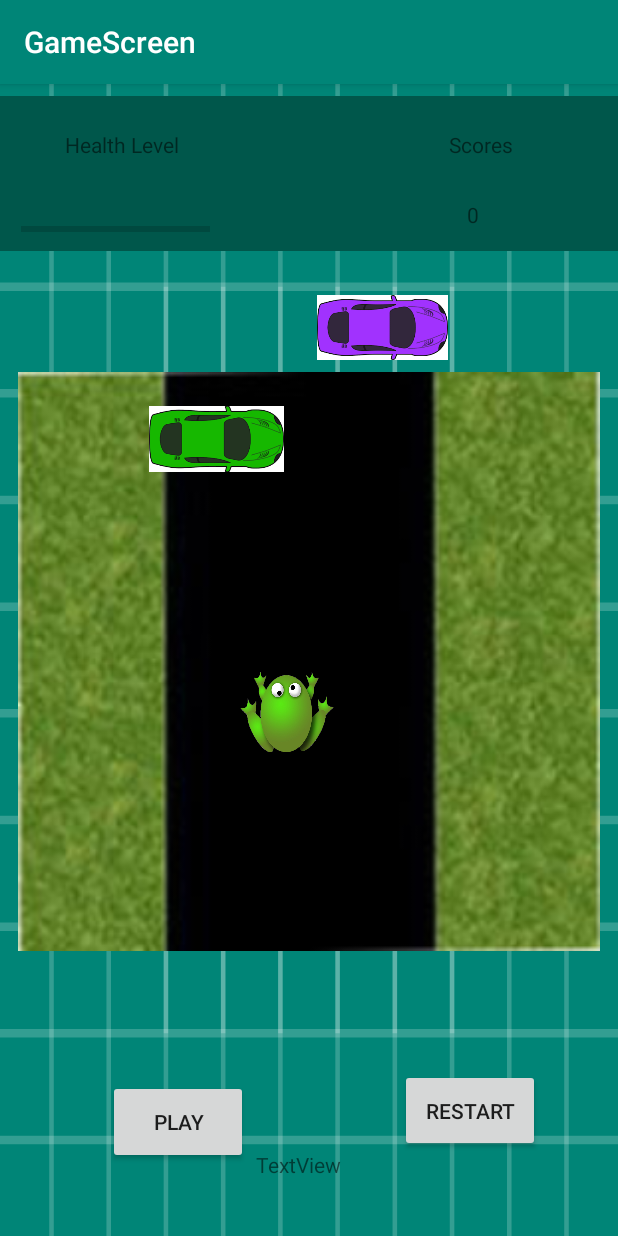
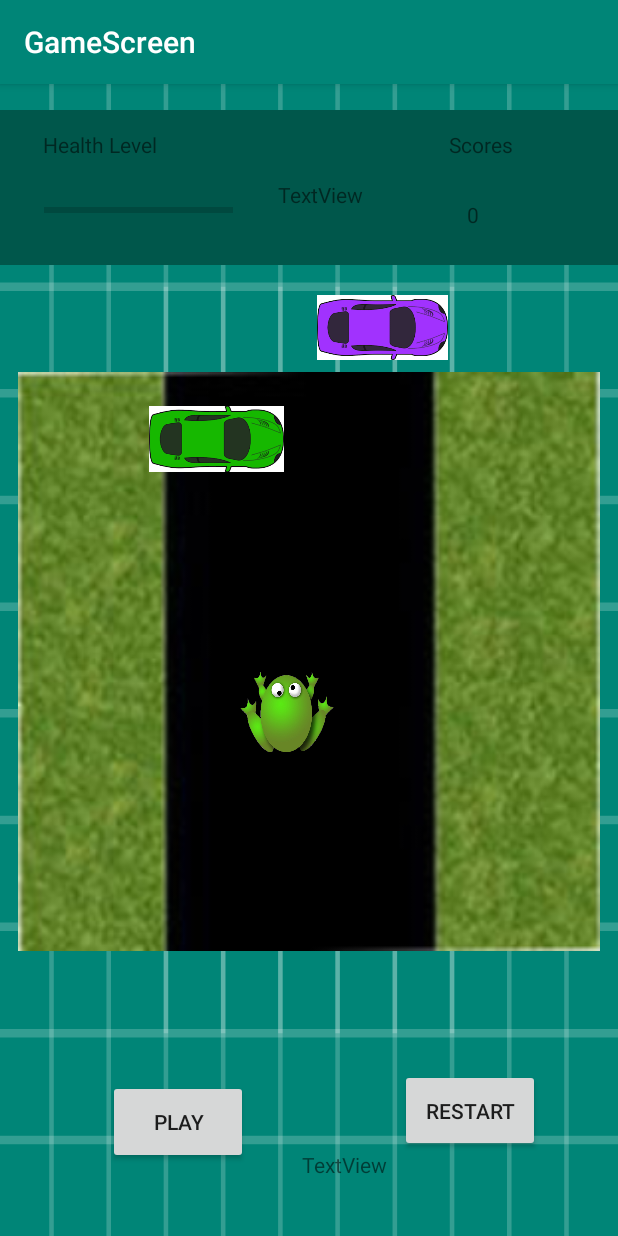
Before and after one commit to Nsabimana1/Frogar_Android_Game, an Android app: the screen it shows after launch (GameScreen), on a phone screen of 412 x 824 dp. Run offline under Robolectric (Android 15) with nearby library versions, the phone set to English and light mode, and no system bars.

Commit message:
implemented game state Updator

```diff
--- a/app/src/main/java/com/nsabimanainnocent1/frogar/GameScreen.java
+++ b/app/src/main/java/com/nsabimanainnocent1/frogar/GameScreen.java
@@ -1,7 +1,6 @@
 package com.nsabimanainnocent1.frogar;
 
 import android.os.Bundle;
-import android.support.annotation.Dimension;
 import android.support.v7.app.AppCompatActivity;
 import android.support.v7.widget.Toolbar;
 import android.view.View;
@@ -12,14 +11,16 @@ import android.widget.TextView;
 import com.nsabimanainnocent1.frogar.gameObjects.Car;
 import com.nsabimanainnocent1.frogar.gameObjects.Frog;
 import com.nsabimanainnocent1.frogar.movement.Game;
+import com.nsabimanainnocent1.frogar.movement.GameStateUpdater;
 
 public class GameScreen extends AppCompatActivity {
     public ImageView imageViewRoad, frogImage, carImage1, carImage2;
-    private TextView healthTitle, scoreTitle, scoreValueView;
+    private TextView healthTitleView, scoreTitleView, scoreValueView, gameLevelView;
     private Button playButton, restartButton;
     private Integer scoreValue = 0;
     private Float imageX = 0f, imageY = 0f;
     private Game game;
+    private GameStateUpdater gameStateUpdater;
 
     private TextView testingView;
 
@@ -63,8 +64,8 @@ public class GameScreen extends AppCompatActivity {
 
     private void setComponents(){
         imageViewRoad = findViewById(R.id.imageViewRoad);
-        healthTitle = findViewById(R.id.heathTitle);
-        scoreTitle = findViewById(R.id.scoreTitle);
+        healthTitleView = findViewById(R.id.heathTitle);
+        scoreTitleView = findViewById(R.id.scoreTitle);
         scoreValueView = findViewById(R.id.scoreValue);
         frogImage = findViewById(R.id.fromImage);
         playButton = findViewById(R.id.Play_Button);
@@ -73,17 +74,19 @@ public class GameScreen extends AppCompatActivity {
         carImage2 = findViewById(R.id.car2);
 
         testingView = findViewById(R.id.testing);
+        gameLevelView = findViewById(R.id.gameLevel);
     }
 
     private void initializeObjects(){
-        game = new Game();
+        gameStateUpdater = new GameStateUpdater(scoreValueView, healthTitleView, gameLevelView);
+        game = new Game(gameStateUpdater);
         game.setFrog(new Frog(frogImage.getX(), frogImage.getY(), frogImage));
         game.setFrogMovement(this);
         game.addCar(new Car(carImage1.getX(), carImage1.getY(), carImage1));
         game.addCar(new Car(carImage2.getX(), carImage2.getY(), carImage2));
-        game.setCarMovement(this);
+        game.setCarMovement();
         game.setRoadDimension(imageViewRoad.getHeight(), imageViewRoad.getWidth());
+        game.setCollisionDetector();
     }
 
-
 }
--- a/app/src/main/java/com/nsabimanainnocent1/frogar/movement/CarMovement.java
+++ b/app/src/main/java/com/nsabimanainnocent1/frogar/movement/CarMovement.java
@@ -13,19 +13,22 @@ import java.util.Date;
 import java.util.Timer;
 import java.util.TimerTask;
 
-public class CarMovement extends TimerTask {
-    private long last = 0;
-    private long Frames_Per_Second = 5L;
-    private long Interval = 1000000000L / Frames_Per_Second;
+public class CarMovement extends TimerTask{
+//    private long last = 0;
+//    private long Frames_Per_Second = 5L;
+//    private long Interval = 1000000000L / Frames_Per_Second;
     private ArrayList<Car> allCars;
     private Timer timer = new Timer();
     private Date date = new Date();
     private boolean isMoving;
+    private long Time_Interval = 10;
+    private GameStateUpdater gameStateUpdater;
 
 
-    public CarMovement(ArrayList<Car> cars) {
+    public CarMovement(ArrayList<Car> cars, GameStateUpdater gameStateUpdater) {
         this.allCars = cars;
         this.isMoving = false;
+        this.gameStateUpdater = gameStateUpdater;
     }
 
     public void moveCars() {
@@ -44,7 +47,7 @@ public class CarMovement extends TimerTask {
         if(!this.isMoving) {
             this.isMoving = true;
             Timer t = new Timer();
-            t.scheduleAtFixedRate(activity, 0, 10);
+            t.scheduleAtFixedRate(activity, 0, this.Time_Interval);
         }
     }
 
--- a/app/src/main/java/com/nsabimanainnocent1/frogar/movement/CollisionDetector.java
+++ b/app/src/main/java/com/nsabimanainnocent1/frogar/movement/CollisionDetector.java
@@ -11,7 +11,7 @@ import java.util.ArrayList;
 public class CollisionDetector {
     private ArrayList<Car> allCars;
     private Frog frog;
-    private boolean isCollided;
+    private boolean isCollided = false;
     private Integer nCollisions;
     public static final int modifiedHitbox = 5;
 
@@ -49,11 +49,15 @@ public class CollisionDetector {
         return isOverlapping;
     }
 
-    public void checkForCollision(){
-
-
+    public boolean checkWhetherCollided(){
+        for(Car car: allCars) {
+            if (isCarAndFrogOverlap(car, frog)) {
+                isCollided = true;
+                break;
+            }else{
+                isCollided = false;
+            }
+        }
+        return  isCollided;
     }
-
-
-
 }
--- a/app/src/main/java/com/nsabimanainnocent1/frogar/movement/Game.java
+++ b/app/src/main/java/com/nsabimanainnocent1/frogar/movement/Game.java
@@ -1,33 +1,34 @@
 package com.nsabimanainnocent1.frogar.movement;
 
-import android.app.Activity;
 import android.content.Context;
 
 import com.nsabimanainnocent1.frogar.gameObjects.Car;
 import com.nsabimanainnocent1.frogar.gameObjects.Frog;
 
 import java.util.ArrayList;
-import java.util.Timer;
 
 public class Game {
-    private ArrayList<Car> cars = new ArrayList<>();
+    private ArrayList<Car> allCars = new ArrayList<>();
     private Frog frog;
     private FrogMovement frogMovement;
     private CarMovement carMovement;
     private int roadWidth, roadHeight;
-    public Game(){
+    private GameStateUpdater gameStateUpdater;
+
+    public Game(GameStateUpdater gameStateUpdater){
+        this.gameStateUpdater = gameStateUpdater;
     }
 
     public void addCar(Car car){
-        this.cars.add(car);
+        this.allCars.add(car);
     }
 
     public void setFrog(Frog frog) {
         this.frog = frog;
     }
 
-    public void setCarMovement(Activity where) {
-        this.carMovement = new CarMovement(cars);
+    public void setCarMovement() {
+        this.carMovement = new CarMovement(allCars, gameStateUpdater);
     }
 
     public void setFrogMovement(Context context) {
@@ -38,6 +39,10 @@ public class Game {
         this.roadWidth = width; this.roadHeight = height;
     }
 
+    public void setCollisionDetector(){
+        this.gameStateUpdater.setCollisionDetector(new CollisionDetector(frog, allCars));
+    }
+
 
     public void starGame(){
 //        this.carMovement.movement();
@@ -46,6 +51,6 @@ public class Game {
         this.carMovement.initiateMovement(carMovement);
         this.frogMovement.markActivate();
         this.frogMovement.activateFrog();
-
+        gameStateUpdater.updateUI();
     }
 }
--- /dev/null
+++ b/app/src/main/java/com/nsabimanainnocent1/frogar/movement/GameStateUpdater.java
@@ -0,0 +1,32 @@
+package com.nsabimanainnocent1.frogar.movement;
+
+import android.widget.TextView;
+
+public class GameStateUpdater {
+    private TextView scoreView, healthView, gameLevelView;
+    private Integer gameScore, healthScore, gameLevelValue;
+    private CollisionDetector collisionDetector;
+
+    public GameStateUpdater(TextView scoreView, TextView healthView, TextView gameLevelView){
+        this.scoreView = scoreView;
+        this.healthView =  healthView;
+        this.gameLevelView = gameLevelView;
+        this.gameScore = 0; this.healthScore = 5; this.gameLevelValue = 1;
+    }
+
+    public void setCollisionDetector(CollisionDetector collisionDetector) {
+        this.collisionDetector = collisionDetector;
+    }
+
+    public void reduceHealth(){
+        if (collisionDetector.checkWhetherCollided()){
+            this.healthScore -= 1;
+        }
+    }
+
+    public void updateUI(){
+        this.scoreView.setText(gameScore.toString());
+        this.healthView.setText(healthScore.toString());
+        this.gameLevelView.setText(gameLevelValue.toString());
+    }
+}
--- a/app/src/main/res/layout/content_game_screen.xml
+++ b/app/src/main/res/layout/content_game_screen.xml
@@ -32,7 +32,7 @@
 
     <TextView
         android:id="@+id/testing"
-        android:layout_width="147dp"
+        android:layout_width="103dp"
         android:layout_height="46dp"
         android:layout_marginStart="8dp"
         android:layout_marginTop="576dp"
@@ -47,6 +47,7 @@
         app:layout_constraintVertical_bias="0.977" />
 
     <FrameLayout
+        android:id="@+id/frameLayout2"
         android:layout_width="731dp"
         android:layout_height="103dp"
         android:layout_marginStart="8dp"
@@ -56,10 +57,12 @@
         android:background="@color/colorPrimaryDark"
         app:layout_constraintBottom_toBottomOf="parent"
         app:layout_constraintEnd_toEndOf="parent"
-        app:layout_constraintHorizontal_bias="0.434"
+        app:layout_constraintHorizontal_bias="0.416"
         app:layout_constraintStart_toStartOf="parent"
         app:layout_constraintTop_toTopOf="parent"
-        app:layout_constraintVertical_bias="0.0" />
+        app:layout_constraintVertical_bias="0.014">
+
+    </FrameLayout>
 
     <android.support.constraint.ConstraintLayout
         android:id="@+id/frameLayout"
@@ -136,17 +139,17 @@
         android:id="@+id/progressHealth"
         style="?android:attr/progressBarStyleHorizontal"
         android:layout_width="126dp"
-        android:layout_height="28dp"
+        android:layout_height="20dp"
         android:layout_marginStart="8dp"
         android:layout_marginTop="8dp"
         android:layout_marginEnd="200dp"
         android:layout_marginBottom="8dp"
         app:layout_constraintBottom_toBottomOf="parent"
         app:layout_constraintEnd_toEndOf="parent"
-        app:layout_constraintHorizontal_bias="0.078"
+        app:layout_constraintHorizontal_bias="0.272"
         app:layout_constraintStart_toStartOf="parent"
         app:layout_constraintTop_toTopOf="parent"
-        app:layout_constraintVertical_bias="0.103" />
+        app:layout_constraintVertical_bias="0.09" />
 
     <TextView
         android:id="@+id/heathTitle"
@@ -159,10 +162,26 @@
         android:text="Health Level"
         app:layout_constraintBottom_toBottomOf="parent"
         app:layout_constraintEnd_toEndOf="parent"
-        app:layout_constraintHorizontal_bias="0.132"
+        app:layout_constraintHorizontal_bias="0.078"
         app:layout_constraintStart_toStartOf="parent"
         app:layout_constraintTop_toTopOf="parent"
         app:layout_constraintVertical_bias="0.031" />
+
+    <TextView
+        android:id="@+id/gameLevel"
+        android:layout_width="81dp"
+        android:layout_height="36dp"
+        android:layout_marginStart="8dp"
+        android:layout_marginTop="8dp"
+        android:layout_marginEnd="8dp"
+        android:layout_marginBottom="556dp"
+        android:text="TextView"
+        app:layout_constraintBottom_toBottomOf="parent"
+        app:layout_constraintEnd_toEndOf="parent"
+        app:layout_constraintHorizontal_bias="0.563"
+        app:layout_constraintStart_toStartOf="parent"
+        app:layout_constraintTop_toTopOf="parent"
+        app:layout_constraintVertical_bias="0.333" />
 
     <TextView
         android:id="@+id/scoreTitle"
```
